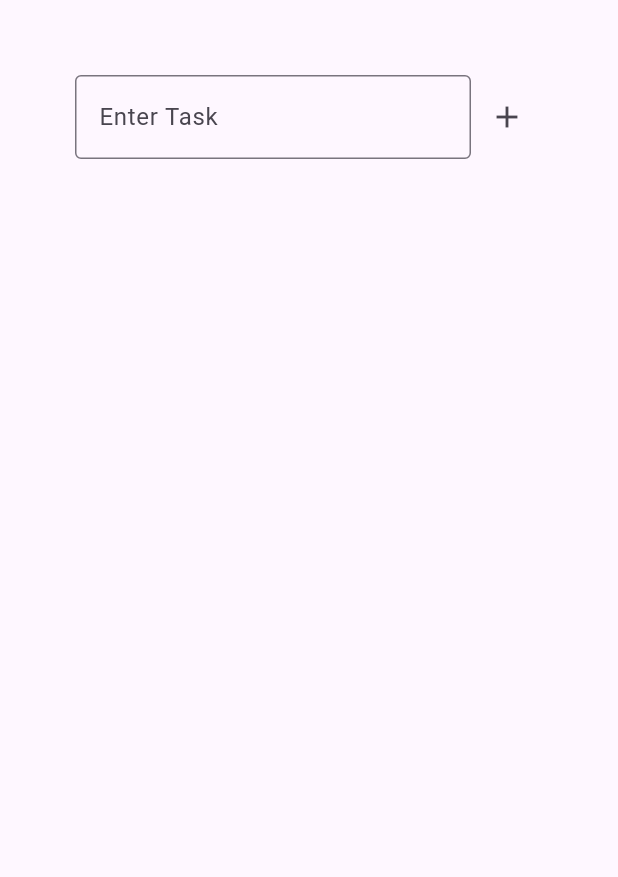
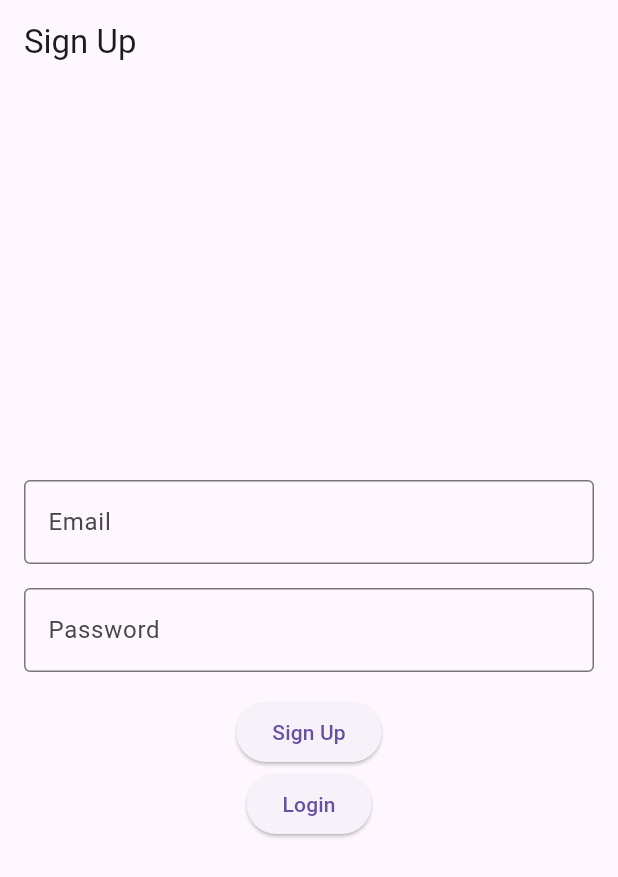
Before and after one commit to SteveT2023/FireBaseTaskList, a Flutter app: the screen it shows after launch, on a phone screen of 412 x 824 dp. Shown: the top 877 px of the screen. Run offline on Flutter 3.47's test engine with Material 3 defaults, Android fonts, the phone set to English and light mode, and no system bars; our stand-ins replace cloud_firestore, firebase_auth, firebase_core; accounts and stored records are empty.

Commit message:
Implement login and sign up.

```diff
--- a/lib/main.dart
+++ b/lib/main.dart
@@ -1,7 +1,8 @@
 import 'package:flutter/material.dart';
 import 'package:firebase_core/firebase_core.dart';
 import 'firebase_options.dart';
-import 'list_task_screen.dart';
+import 'sign_up_screen.dart';
+import 'login_screen.dart';
 
 void main() async {
   WidgetsFlutterBinding.ensureInitialized();
@@ -17,7 +18,10 @@ class MyApp extends StatelessWidget {
   @override
   Widget build(BuildContext context) {
     return MaterialApp(
-      home: const TaskListScreen()
+      home: const SignUpScreen(),
+      routes: {
+        '/login': (context) => const LoginScreen(),
+      },
     );
   }
 }
--- /dev/null
+++ b/lib/sign_up_screen.dart
@@ -0,0 +1,75 @@
+import 'package:flutter/material.dart';
+import 'package:firebase_auth/firebase_auth.dart';
+
+class SignUpScreen extends StatefulWidget {
+  const SignUpScreen({super.key});
+
+  @override
+  State<SignUpScreen> createState() => _SignUpScreenState();
+}
+
+class _SignUpScreenState extends State<SignUpScreen> {
+  final TextEditingController emailController = TextEditingController();
+  final TextEditingController passwordController = TextEditingController();
+  final FirebaseAuth _auth = FirebaseAuth.instance;
+
+  void signUp() async {
+    try {
+      await _auth.createUserWithEmailAndPassword(
+        email: emailController.text.trim(),
+        password: passwordController.text.trim(),
+      );
+      ScaffoldMessenger.of(context).showSnackBar(
+        SnackBar(content: Text('Sign up successful!')),
+      );
+      emailController.clear();
+      passwordController.clear();
+    } catch (e) {
+      ScaffoldMessenger.of(context).showSnackBar(
+        SnackBar(content: Text('Error: ${e.toString()}')),
+      );
+    }
+  }
+
+  @override
+  Widget build(BuildContext context) {
+    return Scaffold(
+      appBar: AppBar(title: Text('Sign Up')),
+      body: Padding(
+        padding: const EdgeInsets.all(16.0),
+        child: Column(
+          mainAxisAlignment: MainAxisAlignment.center,
+          children: [
+            TextField(
+              controller: emailController,
+              decoration: InputDecoration(
+                labelText: 'Email',
+                border: OutlineInputBorder(),
+              ),
+            ),
+            SizedBox(height: 16),
+            TextField(
+              controller: passwordController,
+              obscureText: true,
+              decoration: InputDecoration(
+                labelText: 'Password',
+                border: OutlineInputBorder(),
+              ),
+            ),
+            SizedBox(height: 16),
+            ElevatedButton(
+              onPressed: signUp,
+              child: Text('Sign Up'),
+            ),
+            ElevatedButton(
+              onPressed: () {
+                Navigator.pushNamed(context, '/login');
+              },
+              child: const Text('Login'),
+            ),
+          ],
+        ),
+      ),
+    );
+  }
+}
--- a/pubspec.yaml
+++ b/pubspec.yaml
@@ -34,8 +34,9 @@ dependencies:
   # The following adds the Cupertino Icons font to your application.
   # Use with the CupertinoIcons class for iOS style icons.
   cupertino_icons: ^1.0.8
-  firebase_core: ^2.16.0
-  cloud_firestore: ^4.17.5
+  firebase_core: ^3.13.0
+  cloud_firestore: ^5.6.6
+  firebase_auth: ^5.5.2
 
 dev_dependencies:
   flutter_test:
```
Also changed, not shown: lib/list_task_screen.dart (+23 -1 lines), lib/login_screen.dart (added, +72 -0 lines), pubspec.lock, 4 other files.
